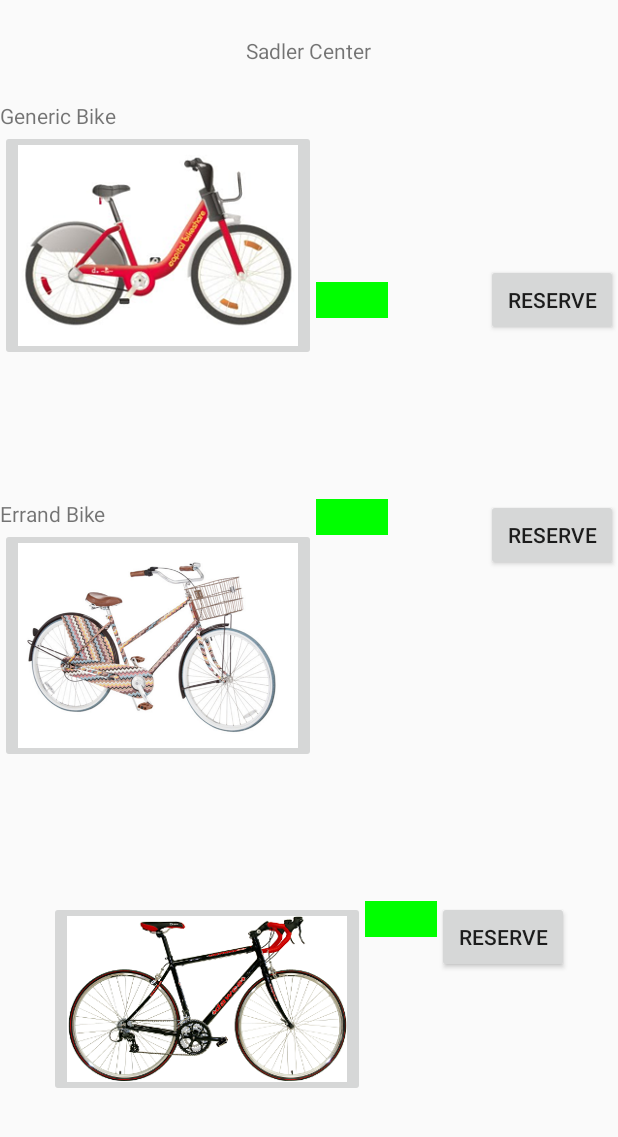
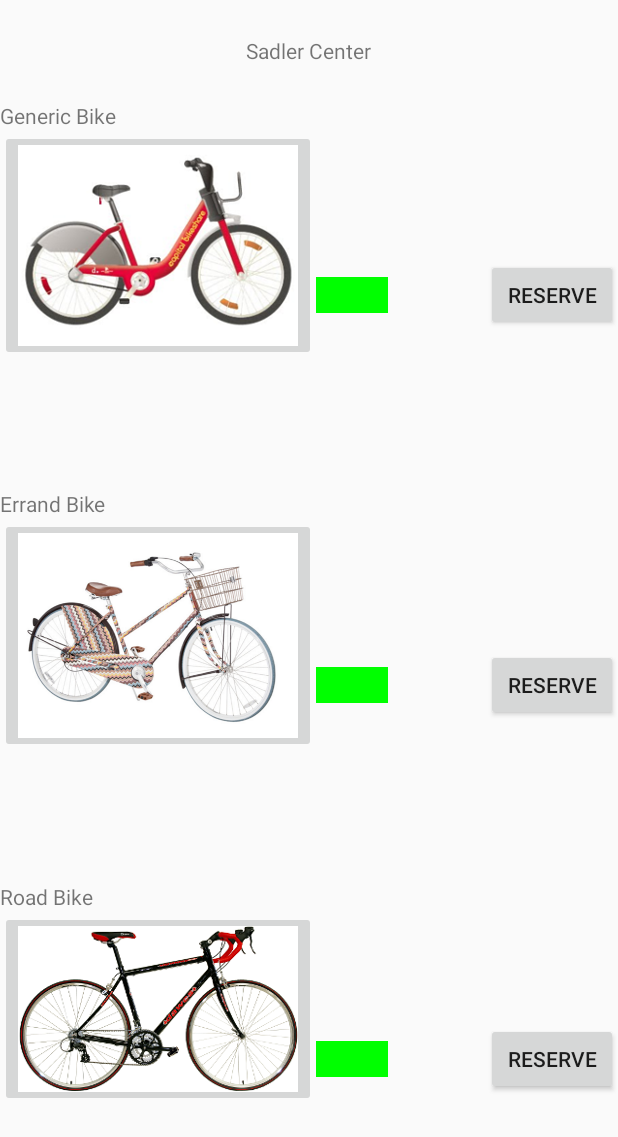
Before and after one commit to noblera/Bike_Share, an Android app: the screen it shows after launch (StationActivity), on a phone screen of 412 x 824 dp. Shown: the top 1137 px of the screen. Run offline under Robolectric (Android 15) with nearby library versions, the phone set to English and light mode, and no system bars.

Commit message:
Finished activity_station layout with ImageButtons

```diff
--- a/app/src/main/res/layout/activity_station.xml
+++ b/app/src/main/res/layout/activity_station.xml
@@ -81,7 +81,9 @@
             android:id="@+id/errand_availability_bar"
             android:layout_width="48dp"
             android:layout_height="24dp"
-            android:layout_toRightOf="@id/errand_button" >
+            android:layout_centerVertical="true"
+            android:layout_toRightOf="@+id/errand_button"
+            android:layout_toEndOf="@+id/errand_button">
 
         </View>
 
@@ -91,28 +93,38 @@
             android:layout_height="wrap_content"
             tools:text="Reserve"
             android:layout_gravity="right"
-            android:layout_alignParentTop="true"
+            android:layout_centerVertical="true"
             android:layout_alignParentRight="true"
             android:layout_alignParentEnd="true"/>
 
     </RelativeLayout>
 
-    <LinearLayout
+    <RelativeLayout
         android:layout_width="wrap_content"
         android:layout_height="wrap_content"
         android:orientation="horizontal"
         android:layout_weight="1" >
 
+        <TextView
+            android:id="@+id/road_descriptor"
+            android:layout_width="wrap_content"
+            android:layout_height="wrap_content"
+            android:text="@string/road_type" />
+
         <ImageButton
             android:id="@+id/road_button"
             android:layout_width="wrap_content"
             android:layout_height="wrap_content"
-            android:src="@drawable/road_bike" />
+            android:src="@drawable/road_bike"
+            android:layout_below="@id/road_descriptor" />
 
         <View
             android:id="@+id/road_availability_bar"
             android:layout_width="48dp"
-            android:layout_height="24dp" >
+            android:layout_height="24dp"
+            android:layout_centerVertical="true"
+            android:layout_toRightOf="@+id/road_button"
+            android:layout_toEndOf="@+id/road_button">
 
         </View>
 
@@ -120,8 +132,11 @@
             android:id="@+id/road_reserve_button"
             android:layout_width="wrap_content"
             android:layout_height="wrap_content"
-            tools:text="Reserve"/>
+            tools:text="Reserve"
+            android:layout_centerVertical="true"
+            android:layout_alignParentRight="true"
+            android:layout_alignParentEnd="true"/>
 
-    </LinearLayout>
+    </RelativeLayout>
 
 </LinearLayout>
```
